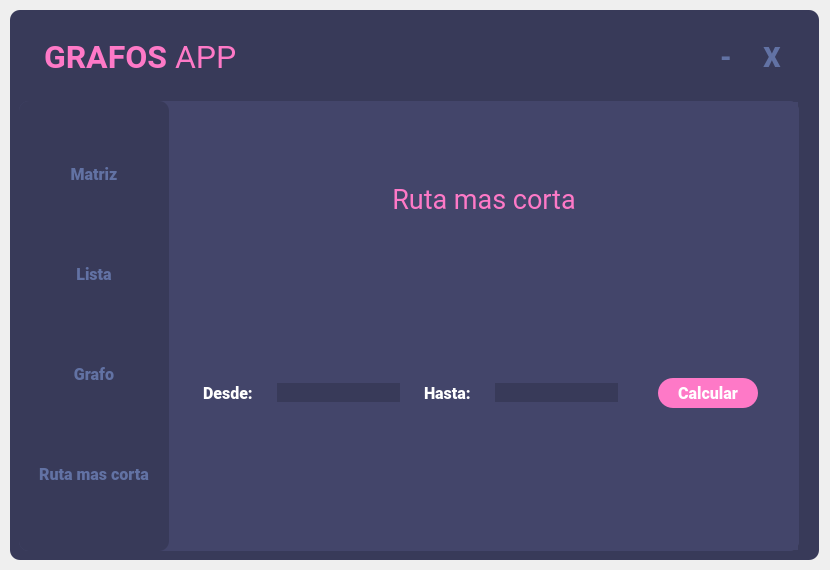
First picture: the form in Views/Qt/MainWindowView.ui, repository NastMz/Grafos, before the edit.
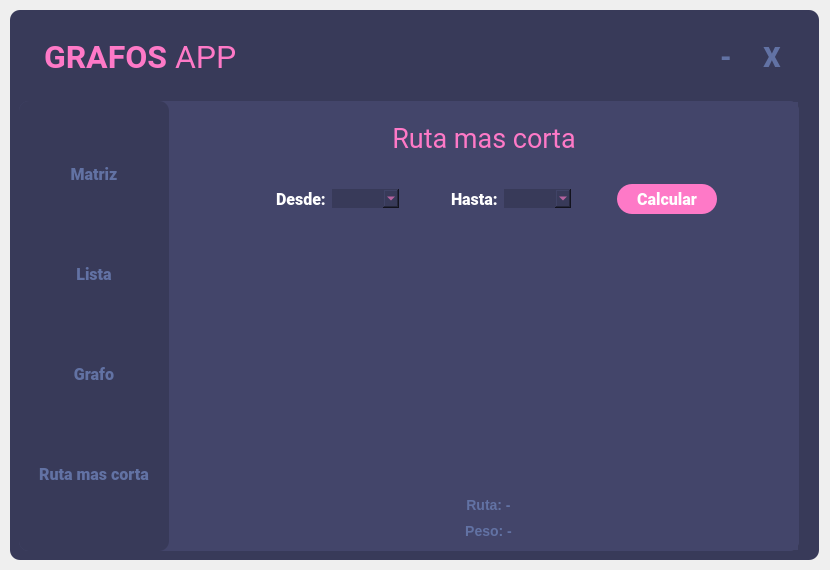
Second picture: the form after the edit. The open tabs and pages were chosen to show the change.

Commit message: Beta implementation function get shortest route

```diff
--- a/Views/Qt/MainWindowView.ui
+++ b/Views/Qt/MainWindowView.ui
@@ -683,6 +683,9 @@
                       <property name="sizeAdjustPolicy">
                        <enum>QAbstractScrollArea::AdjustToContents</enum>
                       </property>
+                      <property name="showDropIndicator" stdset="0">
+                       <bool>false</bool>
+                      </property>
                       <property name="dragDropOverwriteMode">
                        <bool>false</bool>
                       </property>
@@ -719,6 +722,9 @@
                       <attribute name="horizontalHeaderVisible">
                        <bool>false</bool>
                       </attribute>
+                      <attribute name="horizontalHeaderCascadingSectionResizes">
+                       <bool>false</bool>
+                      </attribute>
                       <attribute name="horizontalHeaderDefaultSectionSize">
                        <number>30</number>
                       </attribute>
@@ -939,7 +945,31 @@
                 </layout>
                </widget>
                <widget class="QWidget" name="route_page">
-                <layout class="QVBoxLayout" name="verticalLayout_7" stretch="0,0,9">
+                <layout class="QVBoxLayout" name="verticalLayout_7" stretch="0">
+                 <property name="spacing">
+                  <number>0</number>
+                 </property>
+                 <property name="leftMargin">
+                  <number>0</number>
+                 </property>
+                 <property name="topMargin">
+                  <number>0</number>
+                 </property>
+                 <property name="rightMargin">
+                  <number>0</number>
+                 </property>
+                 <property name="bottomMargin">
+                  <number>0</number>
+                 </property>
+                 <item>
+                  <widget class="QFrame" name="route_frame">
+                   <property name="frameShape">
+                    <enum>QFrame::StyledPanel</enum>
+                   </property>
+                   <property name="frameShadow">
+                    <enum>QFrame::Raised</enum>
+                   </property>
+                   <layout class="QVBoxLayout" name="verticalLayout_11" stretch="1,9">
                  <property name="spacing">
                   <number>0</number>
                  </property>
@@ -975,6 +1005,27 @@
                   </widget>
                  </item>
                  <item>
+                     <widget class="QFrame" name="route_container">
+                      <property name="frameShape">
+                       <enum>QFrame::StyledPanel</enum>
+                      </property>
+                      <property name="frameShadow">
+                       <enum>QFrame::Raised</enum>
+                      </property>
+                      <layout class="QVBoxLayout" name="verticalLayout_12" stretch="0,10,0">
+                       <property name="spacing">
+                        <number>0</number>
+                       </property>
+                       <property name="topMargin">
+                        <number>0</number>
+                       </property>
+                       <property name="rightMargin">
+                        <number>0</number>
+                       </property>
+                       <property name="bottomMargin">
+                        <number>0</number>
+                       </property>
+                       <item>
                   <widget class="QFrame" name="form_container_frame">
                    <property name="sizePolicy">
                     <sizepolicy hsizetype="Preferred" vsizetype="Preferred">
@@ -995,6 +1046,14 @@
 	color: rgb(255, 255, 255);
 }
 
+QComboBox{
+	border:0;
+	font-size: 14px;
+	background-color: rgb(56, 58, 89);
+	font-family: Roboto;
+	color: rgb(254, 121, 199);
+}
+
 QPushButton{
 	background-color: rgb(254, 121, 199);
 	color:#fff;
@@ -1021,8 +1080,25 @@
                     <enum>QFrame::Raised</enum>
                    </property>
                    <layout class="QHBoxLayout" name="horizontalLayout_5">
+                          <property name="spacing">
+                           <number>0</number>
+                          </property>
+                          <property name="topMargin">
+                           <number>0</number>
+                          </property>
+                          <property name="rightMargin">
+                           <number>0</number>
+                          </property>
+                          <property name="bottomMargin">
+                           <number>0</number>
+                          </property>
                     <item>
-                     <widget class="QFrame" name="frame_4">
+                           <widget class="QFrame" name="form_frame">
+                            <property name="styleSheet">
+                             <string notr="true">QLabel {
+	padding: 2px;
+}</string>
+                            </property>
                       <property name="frameShape">
                        <enum>QFrame::StyledPanel</enum>
                       </property>
@@ -1030,21 +1106,19 @@
                        <enum>QFrame::Raised</enum>
                       </property>
                       <layout class="QHBoxLayout" name="horizontalLayout_9">
-                       <property name="spacing">
-                        <number>0</number>
-                       </property>
-                       <property name="leftMargin">
-                        <number>0</number>
-                       </property>
-                       <property name="topMargin">
-                        <number>0</number>
-                       </property>
-                       <property name="rightMargin">
-                        <number>0</number>
-                       </property>
-                       <property name="bottomMargin">
-                        <number>0</number>
-                       </property>
+                             <item>
+                              <spacer name="horizontalSpacer_3">
+                               <property name="orientation">
+                                <enum>Qt::Horizontal</enum>
+                               </property>
+                               <property name="sizeHint" stdset="0">
+                                <size>
+                                 <width>40</width>
+                                 <height>20</height>
+                                </size>
+                               </property>
+                              </spacer>
+                             </item>
                        <item>
                         <widget class="QFrame" name="from_frame">
                          <property name="frameShape">
@@ -1077,7 +1151,7 @@
                             <property name="frameShadow">
                              <enum>QFrame::Raised</enum>
                             </property>
-                            <layout class="QHBoxLayout" name="horizontalLayout_6" stretch="0,0">
+                                  <layout class="QHBoxLayout" name="horizontalLayout_6" stretch="0,0,0">
                              <property name="spacing">
                               <number>0</number>
                              </property>
@@ -1107,15 +1181,34 @@
                               </widget>
                              </item>
                              <item>
-                              <widget class="QLineEdit" name="txt_from">
-                               <property name="text">
-                                <string/>
-                               </property>
-                               <property name="alignment">
-                                <set>Qt::AlignCenter</set>
+                                    <widget class="QComboBox" name="from_option">
+                                     <property name="sizePolicy">
+                                      <sizepolicy hsizetype="Fixed" vsizetype="Fixed">
+                                       <horstretch>0</horstretch>
+                                       <verstretch>0</verstretch>
+                                      </sizepolicy>
+                                     </property>
+                                     <property name="minimumSize">
+                                      <size>
+                                       <width>60</width>
+                                       <height>0</height>
+                                      </size>
                                </property>
                               </widget>
                              </item>
+                                   <item>
+                                    <spacer name="horizontalSpacer_5">
+                                     <property name="orientation">
+                                      <enum>Qt::Horizontal</enum>
+                                     </property>
+                                     <property name="sizeHint" stdset="0">
+                                      <size>
+                                       <width>40</width>
+                                       <height>20</height>
+                                      </size>
+                                     </property>
+                                    </spacer>
+                                   </item>
                             </layout>
                            </widget>
                           </item>
@@ -1184,9 +1277,18 @@
                               </widget>
                              </item>
                              <item>
-                              <widget class="QLineEdit" name="txt_to">
-                               <property name="alignment">
-                                <set>Qt::AlignCenter</set>
+                                    <widget class="QComboBox" name="to_option">
+                                     <property name="sizePolicy">
+                                      <sizepolicy hsizetype="Fixed" vsizetype="Fixed">
+                                       <horstretch>0</horstretch>
+                                       <verstretch>0</verstretch>
+                                      </sizepolicy>
+                                     </property>
+                                     <property name="minimumSize">
+                                      <size>
+                                       <width>60</width>
+                                       <height>0</height>
+                                      </size>
                                </property>
                               </widget>
                              </item>
@@ -1234,7 +1336,7 @@
                            <number>0</number>
                           </property>
                           <item>
-                           <widget class="QPushButton" name="pushButton">
+                                 <widget class="QPushButton" name="btn_calculate">
                             <property name="font">
                              <font>
                               <family>Roboto Black</family>
@@ -1243,6 +1345,9 @@
                               <bold>true</bold>
                              </font>
                             </property>
+                                  <property name="cursor">
+                                   <cursorShape>PointingHandCursor</cursorShape>
+                                  </property>
                             <property name="text">
                              <string>Calcular</string>
                             </property>
@@ -1251,9 +1356,6 @@
                          </layout>
                         </widget>
                        </item>
-                      </layout>
-                     </widget>
-                    </item>
                     <item>
                      <spacer name="horizontalSpacer_2">
                       <property name="orientation">
@@ -1270,24 +1372,100 @@
                    </layout>
                   </widget>
                  </item>
+                         </layout>
+                        </widget>
+                       </item>
+                       <item>
+                        <widget class="QFrame" name="img_container">
+                         <property name="frameShape">
+                          <enum>QFrame::StyledPanel</enum>
+                         </property>
+                         <property name="frameShadow">
+                          <enum>QFrame::Raised</enum>
+                         </property>
+                         <layout class="QVBoxLayout" name="verticalLayout_13">
+                          <property name="spacing">
+                           <number>0</number>
+                          </property>
+                          <property name="leftMargin">
+                           <number>90</number>
+                          </property>
+                          <property name="topMargin">
+                           <number>0</number>
+                          </property>
+                          <property name="rightMargin">
+                           <number>90</number>
+                          </property>
+                          <property name="bottomMargin">
+                           <number>0</number>
+                          </property>
                  <item>
                   <layout class="QVBoxLayout" name="route_img">
                    <property name="spacing">
                     <number>0</number>
                    </property>
                    <property name="leftMargin">
-                    <number>15</number>
+                             <number>0</number>
                    </property>
                    <property name="topMargin">
-                    <number>30</number>
+                             <number>0</number>
                    </property>
                    <property name="rightMargin">
-                    <number>30</number>
+                             <number>0</number>
                    </property>
                    <property name="bottomMargin">
-                    <number>30</number>
-                   </property>
-                  </layout>
+                             <number>0</number>
+                            </property>
+                           </layout>
+                          </item>
+                         </layout>
+                        </widget>
+                       </item>
+                       <item>
+                        <widget class="QFrame" name="route_info">
+                         <property name="styleSheet">
+                          <string notr="true">QLabel {
+	color: rgb(98, 114, 164);
+	font-size: 14px;
+	padding: 2px;
+	font-weight: bold;
+}</string>
+                         </property>
+                         <property name="frameShape">
+                          <enum>QFrame::StyledPanel</enum>
+                         </property>
+                         <property name="frameShadow">
+                          <enum>QFrame::Raised</enum>
+                         </property>
+                         <layout class="QVBoxLayout" name="verticalLayout_14">
+                          <item>
+                           <widget class="QLabel" name="route_label">
+                            <property name="text">
+                             <string>Ruta: -</string>
+                            </property>
+                            <property name="alignment">
+                             <set>Qt::AlignCenter</set>
+                            </property>
+                           </widget>
+                          </item>
+                          <item>
+                           <widget class="QLabel" name="weight_label">
+                            <property name="text">
+                             <string>Peso: -</string>
+                            </property>
+                            <property name="alignment">
+                             <set>Qt::AlignCenter</set>
+                            </property>
+                           </widget>
+                          </item>
+                         </layout>
+                        </widget>
+                       </item>
+                      </layout>
+                     </widget>
+                    </item>
+                   </layout>
+                  </widget>
                  </item>
                 </layout>
                </widget>
```
Lines whose indentation alone changed are shown as unchanged. The commit also changes 4 other files.
